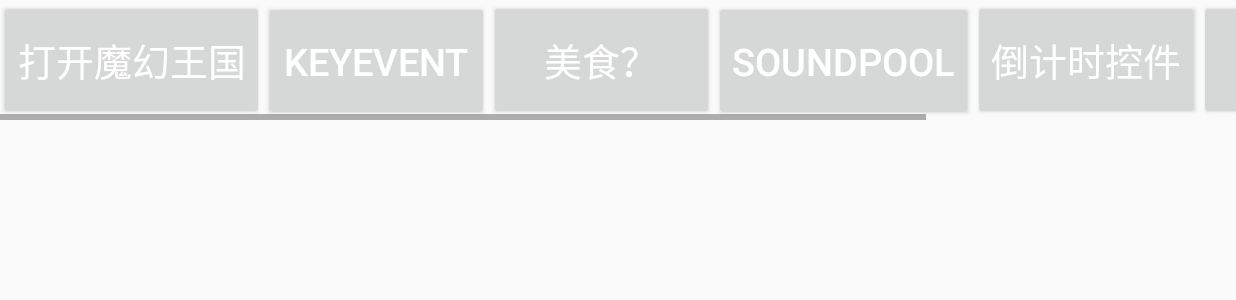
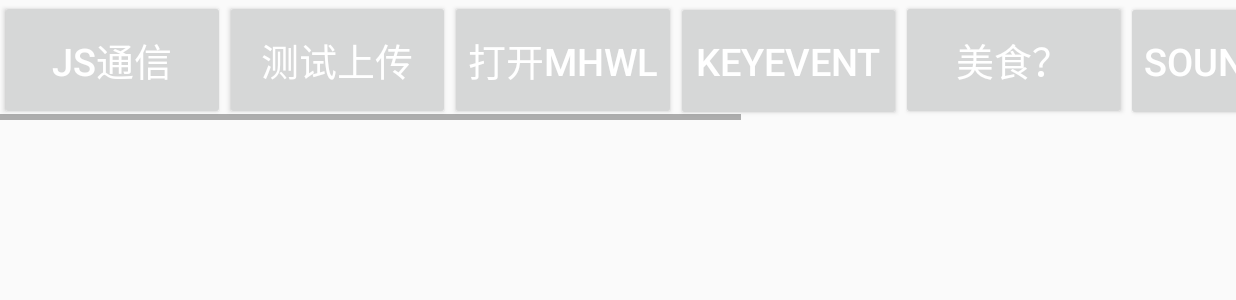
Before and after one commit to xiaomaguoguo/TVGather, an Android app: the MainActivity screen opened directly, with no data from a screen before it, on a phone screen of 824 x 412 dp (held sideways). Shown: the top 300 px of the screen. Run offline under Robolectric (Android 15) with nearby library versions, the phone set to English and light mode, and no system bars.

Commit message:
提交js测试代码

```diff
--- a/TVGather/app/src/main/java/activity/MainActivity.java
+++ b/TVGather/app/src/main/java/activity/MainActivity.java
@@ -27,13 +27,14 @@ public class MainActivity extends FragmentActivity implements View.OnClickListen
 
     public static final String TAG = MainActivity.class.getSimpleName();
 
-    private Button btnOpenXiaoBanL,btnKeyEvent,btnFocus,btnTimeCount,btnRecycle,btnSoundPool,btnCate;
+    private Button btnJs,btnOpenXiaoBanL,btnKeyEvent,btnFocus,btnTimeCount,btnRecycle,btnSoundPool,btnCate;
 
     @Override
     protected void onCreate(@Nullable Bundle savedInstanceState) {
         super.onCreate(savedInstanceState);
         setContentView(R.layout.main_activity);
 
+        btnJs = (Button) findViewById(R.id.btnJs);
         btnOpenXiaoBanL = (Button) findViewById(R.id.btnOpenXiaoBanL);
         btnKeyEvent = (Button) findViewById(R.id.btnKeyEvent);
         btnFocus = (Button) findViewById(R.id.btnFocus);
@@ -42,6 +43,7 @@ public class MainActivity extends FragmentActivity implements View.OnClickListen
         btnSoundPool = (Button) findViewById(R.id.btnSoundPool);
         btnCate = (Button) findViewById(R.id.btnCate);
 
+        btnJs.setOnClickListener(this);
         btnOpenXiaoBanL.setOnClickListener(this);
         btnKeyEvent.setOnClickListener(this);
         btnFocus.setOnClickListener(this);
@@ -60,6 +62,11 @@ public class MainActivity extends FragmentActivity implements View.OnClickListen
         FragmentTransaction ft = fm.beginTransaction();
 
         switch (v.getId()){
+
+            case R.id.btnJs: // js互调
+                Intent javaJsIntent = new Intent(this,JavaJsActivity.class);
+                startActivity(javaJsIntent);
+                break;
 
             case R.id.btnOpenXiaoBanL:
                 PackageManager pm = getPackageManager();
--- a/TVGather/app/src/main/java/temp/TempDemo.java
+++ b/TVGather/app/src/main/java/temp/TempDemo.java
@@ -12,6 +12,9 @@ import java.util.Date;
 
 public class TempDemo {
     public static void main(String [] args){
+
+        String dbName = "test_%s.db";
+        System.out.println("dbName = " + String.format(dbName,""));
 
         long system = System.currentTimeMillis();
         long user = 1493129276000l;
--- a/TVGather/app/src/main/res/layout/main_activity.xml
+++ b/TVGather/app/src/main/res/layout/main_activity.xml
@@ -13,9 +13,19 @@
             android:layout_height="wrap_content">
 
             <Button
+                android:id="@+id/btnJs"
+                style="@style/BtnStyle"
+                android:text="JS通信" />
+
+            <Button
+                android:id="@+id/btnUpload"
+                style="@style/BtnStyle"
+                android:text="测试上传" />
+
+            <Button
                 android:id="@+id/btnOpenXiaoBanL"
                 style="@style/BtnStyle"
-                android:text="打开魔幻王国" />
+                android:text="打开MHWL" />
 
             <Button
                 android:id="@+id/btnKeyEvent"
```
Also changed, not shown: TVGather/app/src/main/AndroidManifest.xml (+11 -0 lines), TVGather/app/src/main/java/activity/JavaJsActivity.java (added, +131 -0 lines), TVGather/app/src/main/java/temp/FanXinDemo.java (added, +35 -0 lines), TVGather/app/src/main/res/layout/activity_javajs.xml (added, +11 -0 lines).
